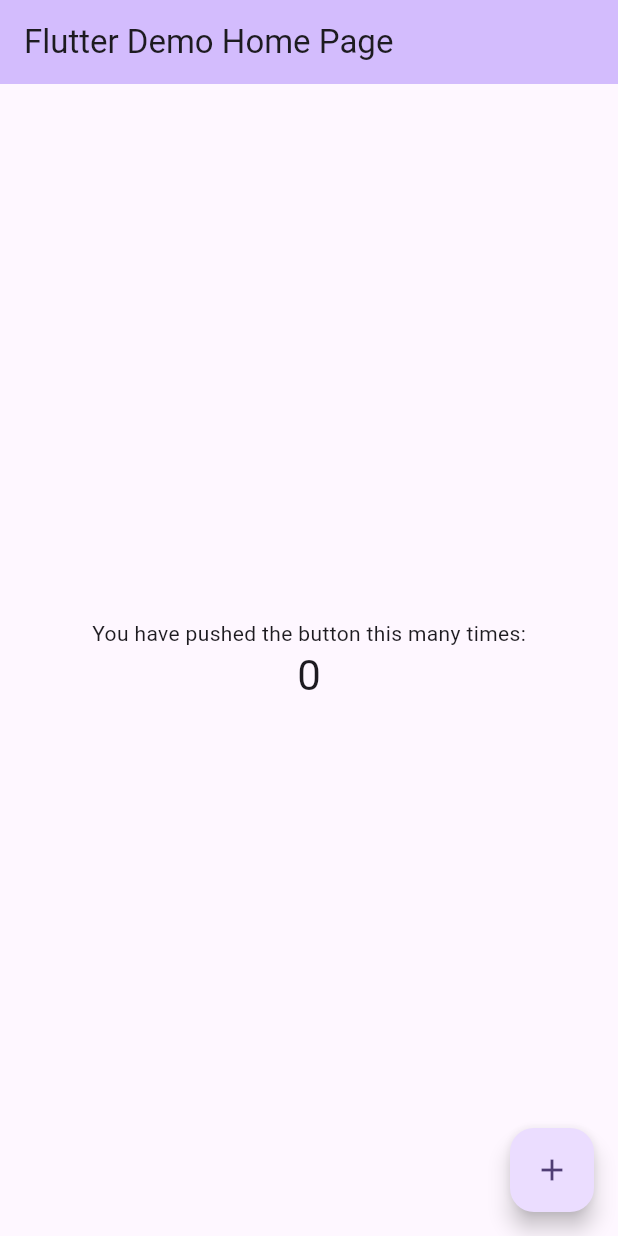
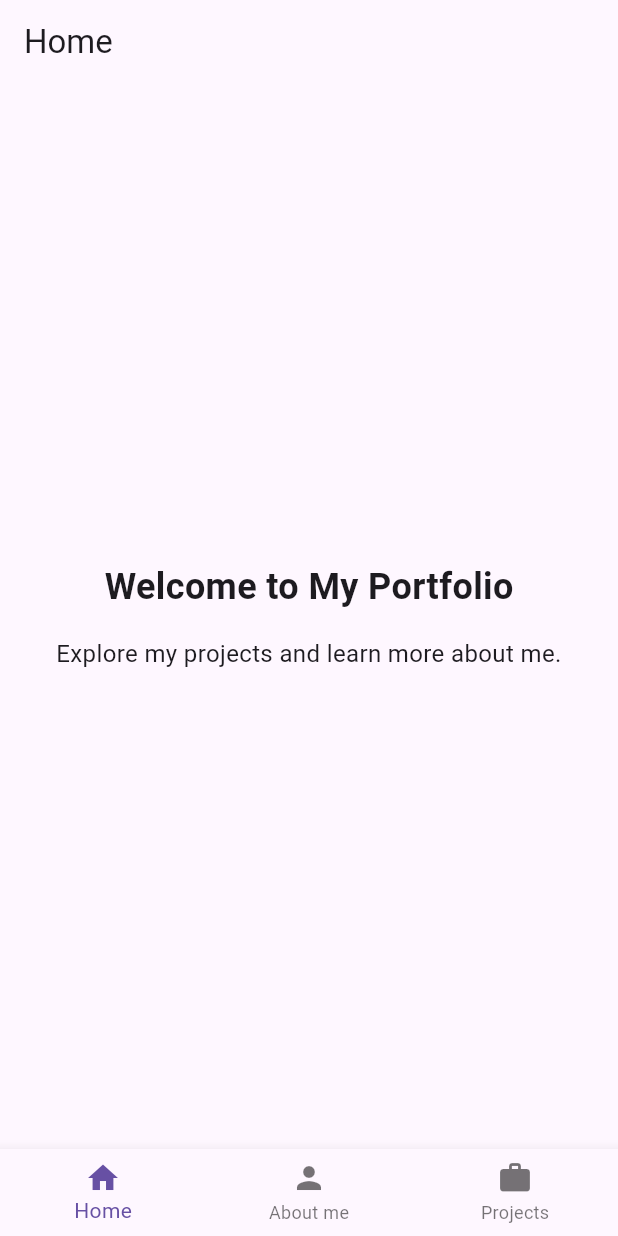
Before and after one commit to Rawlings378/rollo-portfolio, a Flutter app: the screen it shows after launch, on a phone screen of 412 x 824 dp. Run offline on Flutter 3.47's test engine with Material 3 defaults, Android fonts, the phone set to English and light mode, and no system bars.

Commit message:
my portfolio project setup

```diff
--- a/lib/main.dart
+++ b/lib/main.dart
@@ -1,124 +1,29 @@
 import 'package:flutter/material.dart';
+import 'package:rollo_portfolio/pages/about_me.dart';
+import 'package:rollo_portfolio/pages/projects_page.dart';
+import 'pages/home_page.dart';
 
 void main() {
-  runApp(const MyApp());
-
+  runApp(const MyPortfolioApp());
 }
 
-class MyApp extends StatelessWidget {
-  const MyApp({super.key});
+class MyPortfolioApp extends StatelessWidget {
+  const MyPortfolioApp({super.key});
 
-  // This widget is the root of your application.
   @override
   Widget build(BuildContext context) {
     return MaterialApp(
+      title: 'My Portfolio',
       debugShowCheckedModeBanner: false,
-      title: 'My Portfolio App',
       theme: ThemeData(
-        // This is the theme of your application.
-        //
-        // TRY THIS: Try running your application with "flutter run". You'll see
-        // the application has a purple toolbar. Then, without quitting the app,
-        // try changing the seedColor in the colorScheme below to Colors.green
-        // and then invoke "hot reload" (save your changes or press the "hot
-        // reload" button in a Flutter-supported IDE, or press "r" if you used
-        // the command line to start the app).
-        //
-        // Notice that the counter didn't reset back to zero; the application
-        // state is not lost during the reload. To reset the state, use hot
-        // restart instead.
-        //
-        // This works for code too, not just values: Most code changes can be
-        // tested with just a hot reload.
-        colorScheme: ColorScheme.fromSeed(seedColor: Colors.deepPurple),
+        primarySwatch: Colors.blue,
       ),
-      home: const MyHomePage(title: 'Flutter Demo Home Page'),
+      initialRoute: '/',
+      routes: {
+        '/': (context) => const HomePage(),
+        '/about': (context) => const AboutPage(),
+        '/projects':(context) => const ProjectsPage()
+      },
     );
   }
 }
-
-class MyHomePage extends StatefulWidget {
-  const MyHomePage({super.key, required this.title});
-
-  // This widget is the home page of your application. It is stateful, meaning
-  // that it has a State object (defined below) that contains fields that affect
-  // how it looks.
-
-  // This class is the configuration for the state. It holds the values (in this
-  // case the title) provided by the parent (in this case the App widget) and
-  // used by the build method of the State. Fields in a Widget subclass are
-  // always marked "final".
-
-  final String title;
-
-  @override
-  State<MyHomePage> createState() => _MyHomePageState();
-}
-
-class _MyHomePageState extends State<MyHomePage> {
-  int _counter = 0;
-
-  void _incrementCounter() {
-    setState(() {
-      // This call to setState tells the Flutter framework that something has
-      // changed in this State, which causes it to rerun the build method below
-      // so that the display can reflect the updated values. If we changed
-      // _counter without calling setState(), then the build method would not be
-      // called again, and so nothing would appear to happen.
-      _counter++;
-    });
-  }
-
-  @override
-  Widget build(BuildContext context) {
-    // This method is rerun every time setState is called, for instance as done
-    // by the _incrementCounter method above.
-    //
-    // The Flutter framework has been optimized to make rerunning build methods
-    // fast, so that you can just rebuild anything that needs updating rather
-    // than having to individually change instances of widgets.
-    return Scaffold(
-      appBar: AppBar(
-        // TRY THIS: Try changing the color here to a specific color (to
-        // Colors.amber, perhaps?) and trigger a hot reload to see the AppBar
-        // change color while the other colors stay the same.
-        backgroundColor: Theme.of(context).colorScheme.inversePrimary,
-        // Here we take the value from the MyHomePage object that was created by
-        // the App.build method, and use it to set our appbar title.
-        title: Text(widget.title),
-      ),
-      body: Center(
-        // Center is a layout widget. It takes a single child and positions it
-        // in the middle of the parent.
-        child: Column(
-          // Column is also a layout widget. It takes a list of children and
-          // arranges them vertically. By default, it sizes itself to fit its
-          // children horizontally, and tries to be as tall as its parent.
-          //
-          // Column has various properties to control how it sizes itself and
-          // how it positions its children. Here we use mainAxisAlignment to
-          // center the children vertically; the main axis here is the vertical
-          // axis because Columns are vertical (the cross axis would be
-          // horizontal).
-          //
-          // TRY THIS: Invoke "debug painting" (choose the "Toggle Debug Paint"
-          // action in the IDE, or press "p" in the console), to see the
-          // wireframe for each widget.
-          mainAxisAlignment: MainAxisAlignment.center,
-          children: <Widget>[
-            const Text('You have pushed the button this many times:'),
-            Text(
-              '$_counter',
-              style: Theme.of(context).textTheme.headlineMedium,
-            ),
-          ],
-        ),
-      ),
-      floatingActionButton: FloatingActionButton(
-        onPressed: _incrementCounter,
-        tooltip: 'Increment',
-        child: const Icon(Icons.add),
-      ), // This trailing comma makes auto-formatting nicer for build methods.
-    );
-  }
-}
--- /dev/null
+++ b/lib/pages/home_page.dart
@@ -0,0 +1,63 @@
+import 'package:flutter/material.dart';
+
+class HomePage extends StatefulWidget {
+  const HomePage({super.key});
+
+  @override
+  State<HomePage> createState() => _HomePageState();
+}
+
+class _HomePageState extends State<HomePage> {
+  int _selectedIndex = 0;
+
+  @override
+  Widget build(BuildContext context) {
+    return Scaffold(
+      appBar: AppBar(
+        title: const Text('Home'),
+      ),
+      body: Center(
+        child: Padding(
+          padding: const EdgeInsets.all(16.0),
+          child: Column(
+            mainAxisAlignment: MainAxisAlignment.center,
+            children: [
+              const Text(
+                'Welcome to My Portfolio',
+                style: TextStyle(fontSize: 24, fontWeight: FontWeight.bold),
+              ),
+              const SizedBox(height: 16),
+              const Text(
+                'Explore my projects and learn more about me.',
+                textAlign: TextAlign.center,
+                style: TextStyle(fontSize: 16),
+              ),
+            ],
+          ),
+        ),
+      ),
+      bottomNavigationBar: BottomNavigationBar(
+        currentIndex: _selectedIndex,
+        onTap: (index) {
+          setState(() {
+            _selectedIndex = index;
+          });
+        },
+        items: const [
+          BottomNavigationBarItem(
+            icon: Icon(Icons.home),
+            label: 'Home',
+          ),
+          BottomNavigationBarItem(
+            icon: Icon(Icons.person),
+            label: 'About me',
+          ),
+          BottomNavigationBarItem(
+            icon: Icon(Icons.work),
+            label: 'Projects',
+          ),
+        ],
+      ),
+    );
+  }
+}
```
Also changed, not shown: lib/pages/about_me.dart (added, +33 -0 lines), lib/pages/projects_page.dart (added, +28 -0 lines), 1 other file.
